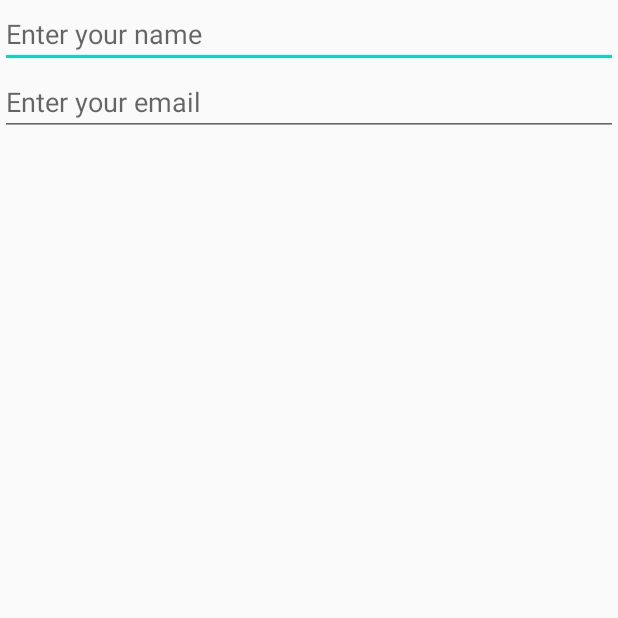
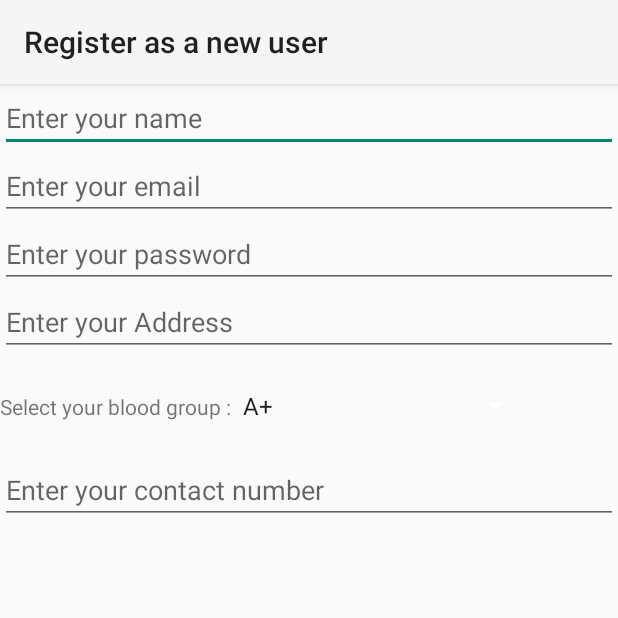
Before and after one commit to yamin029/Blood_bucket, an Android app: the SignupActivity screen opened directly, with no data from a screen before it, on a phone screen of 412 x 824 dp, the top half of it. Run offline under Robolectric (Android 15) with nearby library versions, the phone set to English and light mode, and no system bars.

Commit message:
21 september 2020

```diff
--- a/app/src/main/AndroidManifest.xml
+++ b/app/src/main/AndroidManifest.xml
@@ -9,7 +9,7 @@
         android:roundIcon="@mipmap/ic_launcher_round"
         android:supportsRtl="true"
         android:theme="@style/AppTheme">
-        <activity android:name=".SignupActivity"></activity>
+        <activity android:name=".SignupActivity" android:theme="@style/Theme.AppCompat.DayNight" android:label="Register as a new user"></activity>
         <activity
             android:name=".MainActivity"
             android:theme="@style/Theme.AppCompat.DayNight.NoActionBar">
--- /dev/null
+++ b/app/src/main/res/drawable/rounded_text_view.xml
@@ -0,0 +1,4 @@
+<?xml version="1.0" encoding="utf-8"?>
+<shape xmlns:android="http://schemas.android.com/apk/res/android">
+    <corners android:radius="24dp" />
+</shape>
--- a/app/src/main/res/layout/activity_signup.xml
+++ b/app/src/main/res/layout/activity_signup.xml
@@ -16,6 +16,41 @@
         android:layout_height="wrap_content"
         android:hint="Enter your email">
     </EditText>
+    <EditText
+        android:layout_width="match_parent"
+        android:layout_height="wrap_content"
+        android:hint="Enter your password">
+    </EditText>
+    <EditText
+        android:layout_width="match_parent"
+        android:layout_height="wrap_content"
+        android:hint="Enter your Address">
+    </EditText>
+    <LinearLayout
+        android:layout_width="match_parent"
+        android:layout_height="wrap_content"
+        android:orientation="horizontal">
+        <TextView
+            android:layout_width="wrap_content"
+            android:layout_height="wrap_content"
+            android:text="Select your blood group :">
+        </TextView>
+        <Spinner
+            android:layout_width="300px"
+            android:layout_height="100px"
+            android:entries="@array/blood_groups"
+            android:backgroundTint="#FFFFFF"
+            android:outlineAmbientShadowColor="#fff"
+            >
+        </Spinner>
+
+    </LinearLayout>
+
+    <EditText
+        android:layout_width="match_parent"
+        android:layout_height="wrap_content"
+        android:hint="Enter your contact number">
+    </EditText>
 
 
 </LinearLayout>
--- a/app/src/main/res/values/colors.xml
+++ b/app/src/main/res/values/colors.xml
@@ -2,5 +2,5 @@
 <resources>
     <color name="colorPrimary">#6200EE</color>
     <color name="colorPrimaryDark">#3700B3</color>
-    <color name="colorAccent">#03DAC5</color>
+    <color name="colorAccent">#E91E63</color>
 </resources>
--- a/app/src/main/res/values/strings.xml
+++ b/app/src/main/res/values/strings.xml
@@ -5,4 +5,14 @@
     <string name="sign_in">Sign In</string>
     <string name="not_a_member">new user? </string>
     <string name="sign_up_here"> <u>sign up here</u></string>
+    <array name="blood_groups">
+        <item>A+</item>
+        <item>A-</item>
+        <item>B+</item>
+        <item>B-</item>
+        <item>O+</item>
+        <item>O-</item>
+        <item>AB+</item>
+        <item>AB-</item>
+    </array>
 </resources>
```
Also changed, not shown: app/src/main/res/drawable/gradient_a.xml (added, +11 -0 lines), app/src/main/res/layout/activity_main.xml (+13 -4 lines), app/src/main/res/drawable/blood.png (added), app/src/main/res/drawable/blood_bank.png (added), app/src/main/res/drawable/login_bg.jpg (added), app/src/main/res/drawable/signup_bg.jpg (added).
